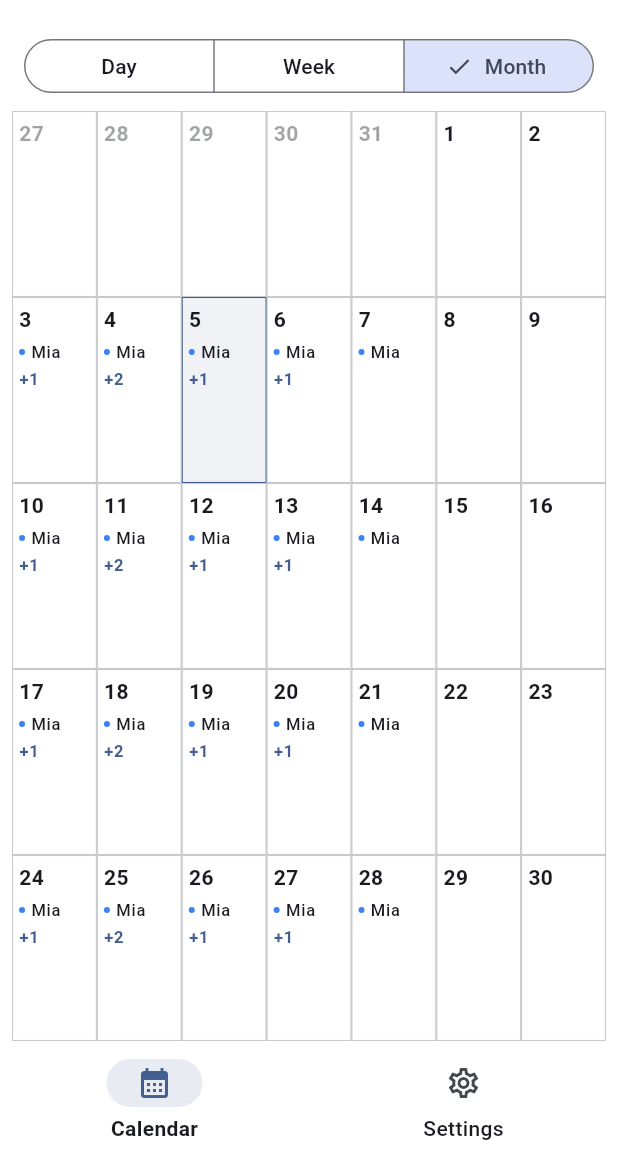
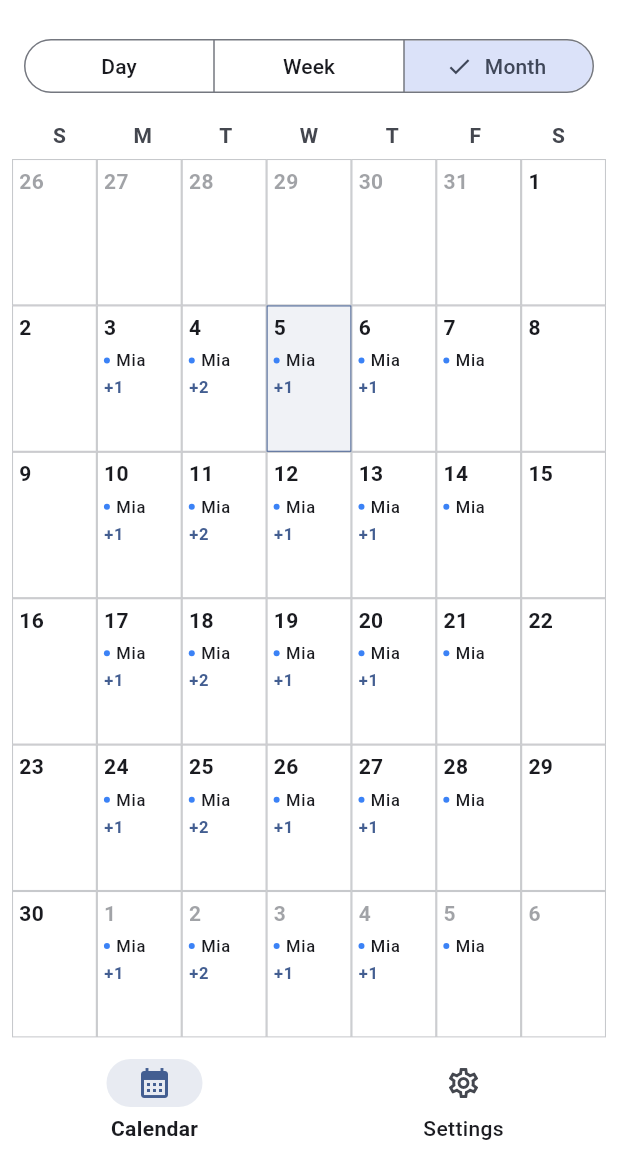
Before and after one commit to zacks2512/familyCal, a Flutter app: the screen it shows after launch, on a phone screen of 412 x 824 dp, the part 75-1236 px from its top. Run offline on Flutter 3.47's test engine with Material 3 defaults, Android fonts, the phone set to English and light mode, and no system bars.

Commit message:
improve month view

```diff
--- a/lib/screens/calendar_screen.dart
+++ b/lib/screens/calendar_screen.dart
@@ -477,7 +477,6 @@ class _CalendarHeader extends StatelessWidget {
 }
 
 /* ───────────────────────── Month View ───────────────────────── */
-
 class _MonthView extends StatelessWidget {
   const _MonthView({
     required this.isCompact,
@@ -497,12 +496,15 @@ class _MonthView extends StatelessWidget {
   final VoidCallback onOpenDetail;
   final Widget dayDrawer;
 
+  static const _weekdayLetters = ['S', 'M', 'T', 'W', 'T', 'F', 'S'];
+
   @override
   Widget build(BuildContext context) {
-    final days = _buildDays(visibleMonth);
+    final days = _buildDaysSundayStart(visibleMonth);
     final state = context.read<FamilyCalState>();
 
     if (isCompact) {
+      // Fill available height; 7x(5|6) grid
       return LayoutBuilder(
         builder: (context, c) {
           final rows = (days.length / 7).ceil();
@@ -510,11 +512,15 @@ class _MonthView extends StatelessWidget {
           const horizontalPadding = 8.0 * 2;
 
           final cellWidth = (c.maxWidth - horizontalPadding) / cols;
-          final cellHeight = c.maxHeight / rows;
+          final cellHeight = (c.maxHeight /* includes header */ - _weekdayHeaderHeight(context)) / rows;
           final aspect = cellWidth / cellHeight;
 
           return Padding(
             padding: const EdgeInsets.symmetric(horizontal: 8),
+            child: Column(
+              children: [
+                _weekdayHeader(context),
+                Expanded(
                   child: GridView.builder(
                     physics: const NeverScrollableScrollPhysics(),
                     gridDelegate: SliverGridDelegateWithFixedCrossAxisCount(
@@ -528,9 +534,7 @@ class _MonthView extends StatelessWidget {
                       final isSelected = DateUtils.isSameDay(day, selectedDay);
                       final inMonth = DateUtils.isSameMonth(day, visibleMonth);
                       final hasWarning = events.any(
-                  (event) =>
-                      state.memberByIdOrNull(event.event.responsibleMemberId) ==
-                      null,
+                        (event) => state.memberByIdOrNull(event.event.responsibleMemberId) == null,
                       );
                       return _MonthCell(
                         day: day,
@@ -542,6 +546,9 @@ class _MonthView extends StatelessWidget {
                       );
                     },
                   ),
+                ),
+              ],
+            ),
           );
         },
       );
@@ -554,6 +561,7 @@ class _MonthView extends StatelessWidget {
         child: Column(
           crossAxisAlignment: CrossAxisAlignment.stretch,
           children: [
+            _weekdayHeader(context),
             GridView.builder(
               shrinkWrap: true,
               physics: const NeverScrollableScrollPhysics(),
@@ -568,9 +576,7 @@ class _MonthView extends StatelessWidget {
                 final isSelected = DateUtils.isSameDay(day, selectedDay);
                 final inMonth = DateUtils.isSameMonth(day, visibleMonth);
                 final hasWarning = events.any(
-                  (event) =>
-                      state.memberByIdOrNull(event.event.responsibleMemberId) ==
-                      null,
+                  (event) => state.memberByIdOrNull(event.event.responsibleMemberId) == null,
                 );
                 return _MonthCell(
                   day: day,
@@ -594,23 +600,50 @@ class _MonthView extends StatelessWidget {
     );
   }
 
-  List<DateTime> _buildDays(DateTime month) {
+  /// Sunday-start month grid builder
+  List<DateTime> _buildDaysSundayStart(DateTime month) {
     final firstOfMonth = DateTime(month.year, month.month, 1);
-    final firstWeekday = firstOfMonth.weekday;
-    final daysBefore = (firstWeekday + 6) % 7;
-    final start = firstOfMonth.subtract(Duration(days: daysBefore));
+    // Map Sunday=7 to 0, Mon=1..Sat=6 -> 1..6
+    final firstIdx = firstOfMonth.weekday % 7; // 0..6 where 0 is Sunday
+    final start = firstOfMonth.subtract(Duration(days: firstIdx));
 
     final lastOfMonth = DateTime(month.year, month.month + 1, 0);
-    final daysAfter = (7 - lastOfMonth.weekday) % 7;
+    final lastIdx = lastOfMonth.weekday % 7; // 0..6 where 0 is Sunday
+    final daysAfter = 6 - lastIdx; // fill to Saturday
     final end = lastOfMonth.add(Duration(days: daysAfter));
 
     final total = end.difference(start).inDays + 1;
-    return List.generate(
-      total,
-      (index) => DateTime(start.year, start.month, start.day + index),
-    );
-  }
-}
+    return List.generate(total, (i) => DateTime(start.year, start.month, start.day + i));
+  }
+
+  /// Header row: S M T W T F S
+  Widget _weekdayHeader(BuildContext context) {
+    final style = Theme.of(context).textTheme.labelLarge?.copyWith(
+          fontWeight: FontWeight.w700,
+          color: Theme.of(context).colorScheme.onSurfaceVariant,
+          letterSpacing: 0.25,
+        );
+    return Padding(
+      padding: const EdgeInsets.only(bottom: 6, left: 4, right: 4, top: 6),
+      child: Row(
+        children: List.generate(
+          7,
+          (i) => Expanded(
+            child: Center(
+              child: Text(_weekdayLetters[i], style: style),
+            ),
+          ),
+        ),
+      ),
+    );
+  }
+
+  double _weekdayHeaderHeight(BuildContext context) {
+    final base = (Theme.of(context).textTheme.labelLarge?.fontSize ?? 14) * 1.6;
+    return base + 12; // text height + padding
+  }
+}
+
 
 class _MonthCell extends StatelessWidget {
   const _MonthCell({
```
Lines whose indentation alone changed are shown as unchanged.
